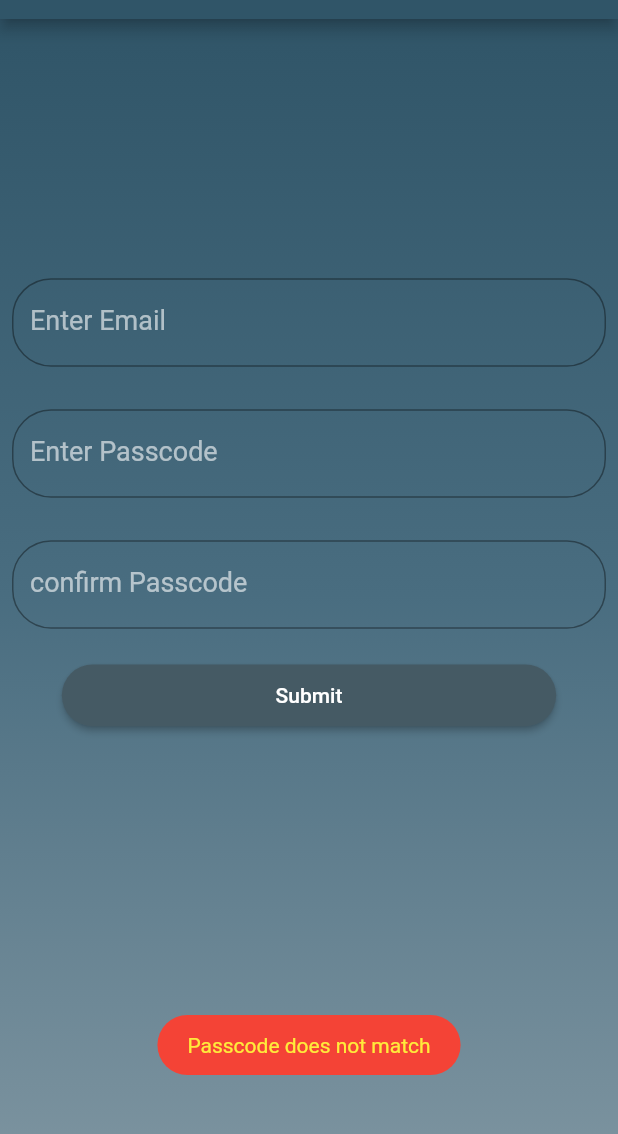
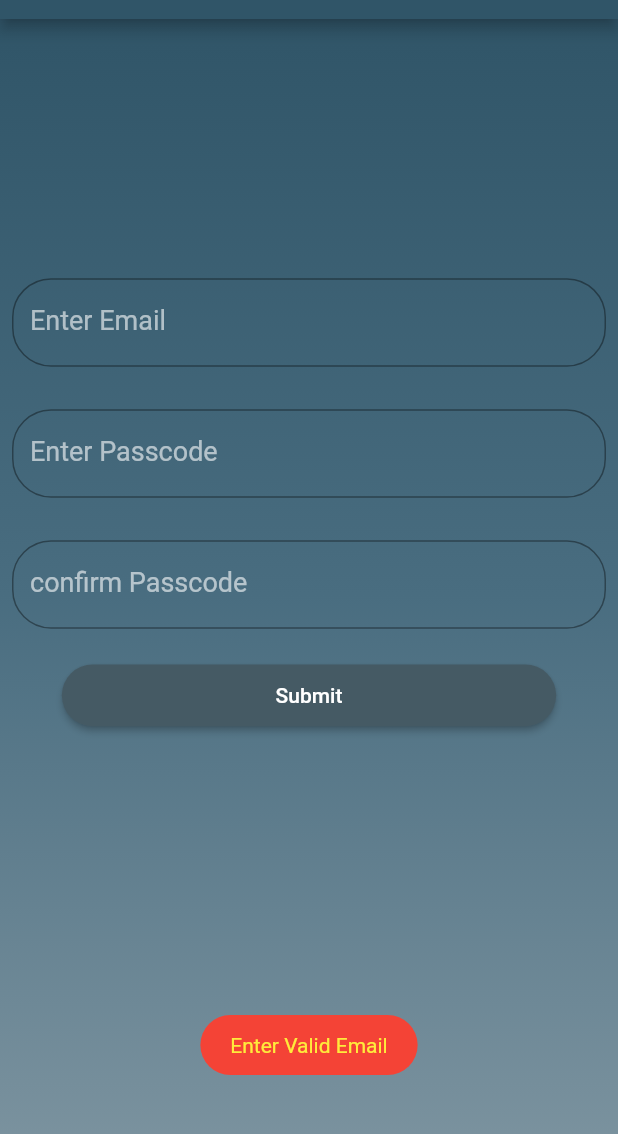
Before and after one commit to azutsavv/appwrite, a Flutter app: the screen it shows after launch, after a tap on "Submit", on a phone screen of 412 x 824 dp, the part 65-1199 px from its top. Run offline on Flutter 3.47's test engine with Material 2 defaults, Android fonts, the light colour scheme and no system bars; our stand-ins replace appwrite, fluttertoast.

Commit message:
basic changes

```diff
--- a/lib/appwrite/appwriteIniialised.dart
+++ b/lib/appwrite/appwriteIniialised.dart
@@ -11,6 +11,7 @@ class appwriteprovider {
     .setSelfSigned(status: true);
 
     final databases = Databases(client);
+    final account = Account(client);
 
     try {
         final document = databases.createDocument(
--- a/lib/home/signup/signup.dart
+++ b/lib/home/signup/signup.dart
@@ -1,9 +1,8 @@
-import 'dart:math';
-
 import 'package:flutter/material.dart';
 import 'package:flutter/src/widgets/framework.dart';
 import 'package:flutter/src/widgets/placeholder.dart';
 import 'package:fluttertoast/fluttertoast.dart';
+import 'package:appwrite/appwrite.dart';
 
 class SignUP extends StatefulWidget {
   static const routename = '/signup';
@@ -14,12 +13,21 @@ class SignUP extends StatefulWidget {
 }
 
 class _SignUPState extends State<SignUP> {
-  @override
-  Widget build(BuildContext context) {
   TextEditingController email = TextEditingController();
   TextEditingController password = TextEditingController();
   TextEditingController Cnfpassword = TextEditingController();
 
+  @override
+  void dispose() {
+    Cnfpassword.dispose();
+    email.dispose();
+    password.dispose();
+    // TODO: implement dispose
+    super.dispose();
+  }
+
+  @override
+  Widget build(BuildContext context) {
     var ht = MediaQuery.of(context).size.height;
     var wd = MediaQuery.of(context).size.width;
     return Scaffold(
@@ -40,9 +48,8 @@ class _SignUPState extends State<SignUP> {
         child: SingleChildScrollView(
           child: Column(
             children: [
-
               SizedBox(
-                height: ht*0.2,
+                height: ht * 0.2,
               ),
 
               // email window
@@ -53,9 +60,7 @@ class _SignUPState extends State<SignUP> {
                   controller: email,
                   decoration: const InputDecoration(
                     label: Text('Enter Email'),
-                    labelStyle: TextStyle(
-                        color: Colors.white60,
-                        fontSize: 18
+                    labelStyle: TextStyle(color: Colors.white60, fontSize: 18
                         //can edit lebel text here
                         ),
                     border: OutlineInputBorder(
@@ -67,30 +72,24 @@ class _SignUPState extends State<SignUP> {
                             // Color color = const Color(0xFF000000),
                             // double width = 1.0,
                             // BorderStyle style = BorderStyle.solid,
-                      )
-                    ),
+                            )),
                   ),
                 ),
               ),
 
               SizedBox(
-                height: ht*0.015,
+                height: ht * 0.015,
               ),
 
-
               // passcode window
-
 
               Padding(
                 padding: const EdgeInsets.all(8.0),
                 child: TextFormField(
                   controller: password,
-
                   decoration: const InputDecoration(
                     label: Text('Enter Passcode'),
-                    labelStyle: TextStyle(
-                      color: Colors.white60,
-                      fontSize: 18
+                    labelStyle: TextStyle(color: Colors.white60, fontSize: 18
                         //can edit lebel text here
                         ),
                     border: OutlineInputBorder(
@@ -102,16 +101,14 @@ class _SignUPState extends State<SignUP> {
                             // Color color = const Color(0xFF000000),
                             // double width = 1.0,
                             // BorderStyle style = BorderStyle.solid,
-                      )
-                    ),
+                            )),
                   ),
                 ),
               ),
 
               SizedBox(
-                height: ht*0.015,
+                height: ht * 0.015,
               ),
-
 
               // confirm passcode
 
@@ -122,9 +119,7 @@ class _SignUPState extends State<SignUP> {
                   controller: Cnfpassword,
                   decoration: const InputDecoration(
                     label: Text('confirm Passcode'),
-                    labelStyle: TextStyle(
-                      color: Colors.white60,
-                      fontSize: 18
+                    labelStyle: TextStyle(color: Colors.white60, fontSize: 18
                         //can edit lebel text here
                         ),
                     border: OutlineInputBorder(
@@ -136,46 +131,49 @@ class _SignUPState extends State<SignUP> {
                             // Color color = const Color(0xFF000000),
                             // double width = 1.0,
                             // BorderStyle style = BorderStyle.solid,
-                      )
-                    ),
+                            )),
                   ),
                 ),
               ),
 
-
-
               // submit button
 
               SizedBox(
-              height: ht*0.015,
+                height: ht * 0.015,
               ),
               ElevatedButton(
                 style: ElevatedButton.styleFrom(
                     backgroundColor: Colors.blueGrey.shade700,
-                minimumSize: Size(wd*0.8,ht*0.05),
+                    minimumSize: Size(wd * 0.8, ht * 0.05),
                     shape: RoundedRectangleBorder(
-                  borderRadius: BorderRadius.circular(28)
-                )
-              ),
-              onPressed: (){
+                        borderRadius: BorderRadius.circular(28))),
+                onPressed: () async {
+                  if(email.text.isEmpty|| !email.text.contains('@')){
+                    Fluttertoast.showToast(
+                        msg: 'Enter Valid Email',
+                        toastLength: Toast.LENGTH_SHORT,
+                        gravity: ToastGravity.SNACKBAR,
+                        backgroundColor: Colors.red,
+                        textColor: Colors.yellow);
 
-                if(password!=Cnfpassword){
+                   }
+                  if (password.text != Cnfpassword.text) {
                     Fluttertoast.showToast(
                         msg: 'Passcode does not match',
                         toastLength: Toast.LENGTH_SHORT,
                         gravity: ToastGravity.BOTTOM,
                         backgroundColor: Colors.red,
-                  textColor: Colors.yellow
-            );
+                        textColor: Colors.yellow);
+
                    }
+
+
+
+
                 },
-
                 child: const Text('Submit'),
               )
             ],
-
-
-
           ),
         ),
       ),
--- a/pubspec.yaml
+++ b/pubspec.yaml
@@ -32,7 +32,7 @@ dependencies:
     sdk: flutter
   dependencies:
   appwrite: ^8.1.0
-
+  fluttertoast: ^8.2.2
   # The following adds the Cupertino Icons font to your application.
   # Use with the CupertinoIcons class for iOS style icons.
   cupertino_icons: ^1.0.2
```
Also changed, not shown: pubspec.lock, 1 other file. Lines whose indentation alone changed are shown as unchanged.
